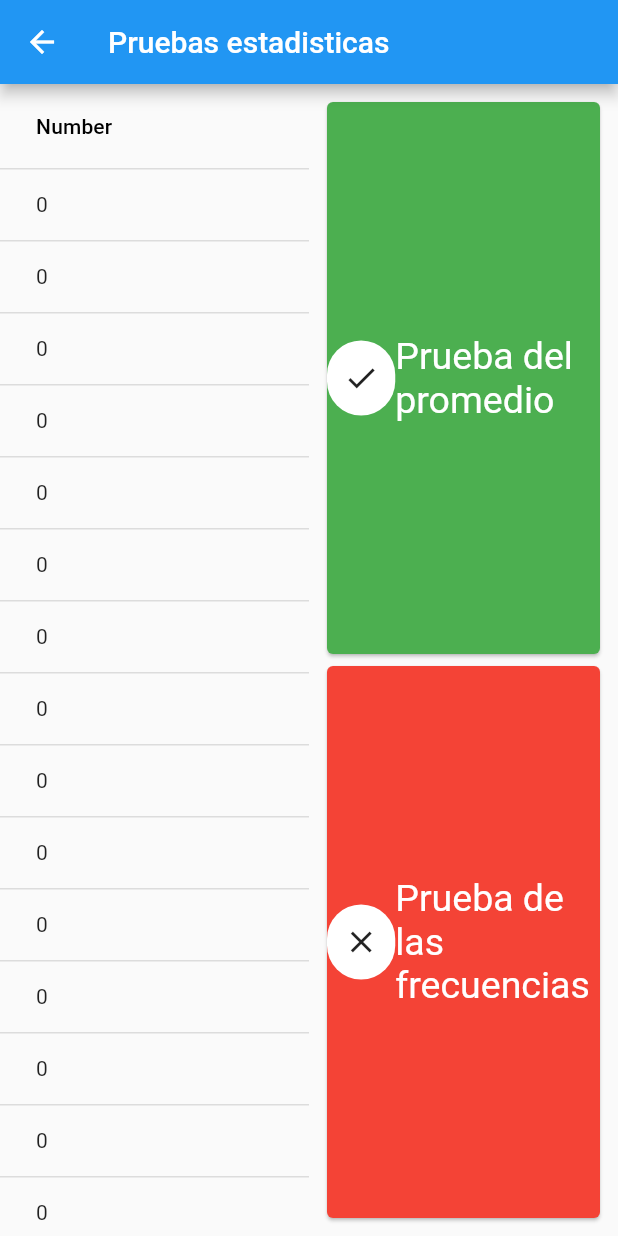
After one commit to sarrietav-dev/random_generators, a Flutter app: the StatTesterWidget screen opened directly, on a phone screen of 412 x 824 dp. The commit adds this screen. Run offline on Flutter 3.47's test engine with Material 2 defaults, Android fonts, the phone set to English and light mode, and no system bars; our stand-ins replace file_picker, font_awesome_flutter; missing offline and left inert: excel.

Commit message:
🚧 Create the dialog and the page for the tests

```diff
--- /dev/null
+++ b/lib/modules/stat_tester_widget/stat_tester_widget.dart
@@ -0,0 +1,84 @@
+import 'package:flutter/material.dart';
+import 'package:random_generators/components/number_list.dart';
+
+class StatTesterWidget extends StatelessWidget {
+  const StatTesterWidget({super.key, required this.numbers});
+
+  final List<int> numbers;
+
+  @override
+  Widget build(BuildContext context) {
+    return Scaffold(
+      appBar: AppBar(
+        title: const Text("Pruebas estadisticas"),
+      ),
+      body: Row(children: [
+        Expanded(child: ListView(children: [NumberList(numbers: numbers)])),
+        Expanded(
+          child: Padding(
+            padding: const EdgeInsets.all(8.0),
+            child: Column(
+              crossAxisAlignment: CrossAxisAlignment.stretch,
+              children: [
+                Expanded(
+                    child: TestCard(
+                        test: () => true, title: "Prueba del promedio")),
+                Expanded(
+                    child: TestCard(
+                        test: () => false, title: "Prueba de las frecuencias"))
+              ],
+            ),
+          ),
+        )
+      ]),
+    );
+  }
+}
+
+class TestCard extends StatelessWidget {
+  const TestCard({
+    super.key,
+    required this.test,
+    required this.title,
+  });
+
+  final bool Function() test;
+  final String title;
+
+  getColor({required bool testResult}) =>
+      testResult ? Colors.green : Colors.red;
+
+  @override
+  Widget build(BuildContext context) {
+    var testResult = test();
+    return Card(
+        color: getColor(testResult: testResult),
+        child: Row(crossAxisAlignment: CrossAxisAlignment.center, children: [
+          Expanded(
+            child: Stack(
+              alignment: Alignment.center,
+              children: [
+                Center(
+                    child: Container(
+                  width: 50,
+                  height: 50,
+                  decoration: BoxDecoration(
+                      color: Colors.white,
+                      borderRadius: BorderRadius.circular(100)),
+                )),
+                Center(
+                  child: Icon(
+                    testResult ? Icons.check : Icons.close,
+                  ),
+                )
+              ],
+            ),
+          ),
+          Expanded(
+            flex: 3,
+            child: Text(title,
+                style: const TextStyle(color: Colors.white, fontSize: 25)),
+          )
+        ]));
+  }
+}
```
Also changed, not shown: lib/main.dart (+43 -0 lines).
